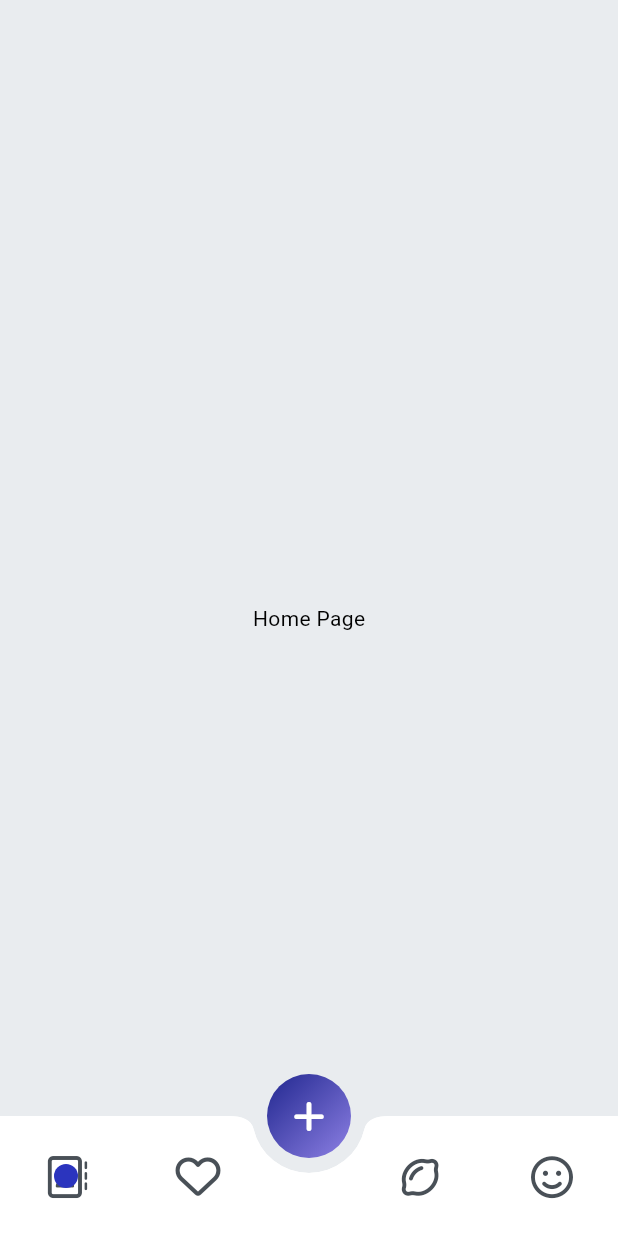
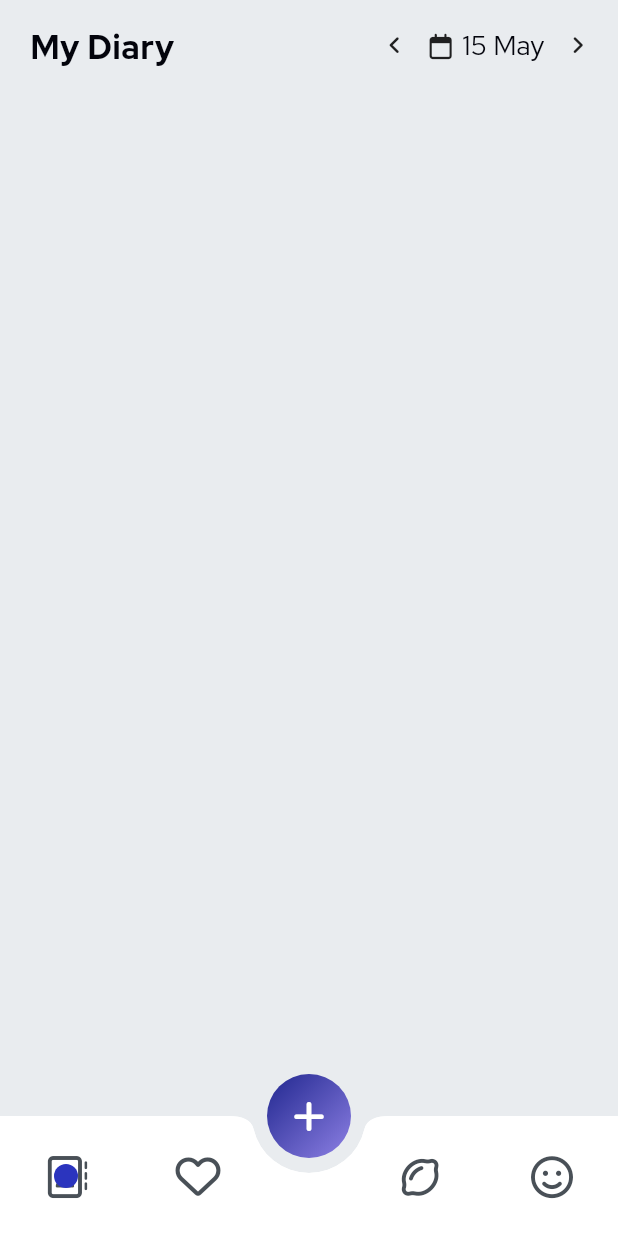
Before and after one commit to ezizull/tennet-gethired-app, a Flutter app: the screen it shows after launch, on a phone screen of 412 x 824 dp. Run offline on Flutter 3.47's test engine with Material 2 defaults, Android fonts, the light colour scheme and no system bars; our stand-ins replace font_awesome_flutter, get, google_fonts, responsive_framework.

Commit message:
add: home-page  v1

```diff
--- a/lib/main.dart
+++ b/lib/main.dart
@@ -22,10 +22,10 @@ class Main extends StatelessWidget {
       builder: (context, child) => ResponsiveWrapper.builder(
         ClampingScrollWrapper.builder(context, child!),
         maxWidth: 1300,
-        minWidth: 400,
+        minWidth: 350,
         defaultScale: true,
         breakpoints: [
-          const ResponsiveBreakpoint.resize(400, name: MOBILE),
+          const ResponsiveBreakpoint.resize(350, name: MOBILE),
           const ResponsiveBreakpoint.autoScale(600, name: TABLET),
           const ResponsiveBreakpoint.resize(800, name: DESKTOP),
           const ResponsiveBreakpoint.autoScale(1300, name: 'XL'),
--- a/lib/presentation/bindings/bindings.dart
+++ b/lib/presentation/bindings/bindings.dart
@@ -1,3 +1 @@
-export 'package:gethired/presentation/bindings/home.binding.dart';
-
 export 'package:gethired/presentation/bindings/root.binding.dart';
--- a/lib/presentation/bindings/home.binding.dart
+++ /dev/null
@@ -1,9 +0,0 @@
-import 'package:get/get.dart';
-import 'package:gethired/presentation/controllers/home.controller.dart';
-
-class HomeBinding extends Bindings {
-  @override
-  void dependencies() {
-    Get.lazyPut<HomeController>(() => HomeController());
-  }
-}
--- a/lib/presentation/bindings/root.binding.dart
+++ b/lib/presentation/bindings/root.binding.dart
@@ -6,5 +6,6 @@ class RootBinding extends Bindings {
   void dependencies() {
     Get.lazyPut<BottomBarController>(() => BottomBarController());
     Get.lazyPut<HomeController>(() => HomeController());
+    Get.lazyPut<TrainingController>(() => TrainingController());
   }
 }
--- a/lib/presentation/controllers/controllers.dart
+++ b/lib/presentation/controllers/controllers.dart
@@ -1,2 +1,5 @@
 export 'package:gethired/presentation/controllers/home.controller.dart';
+
 export 'package:gethired/presentation/controllers/bottom_bar.controller.dart';
+
+export 'package:gethired/presentation/controllers/training.controller.dart';
--- /dev/null
+++ b/lib/presentation/controllers/training.controller.dart
@@ -0,0 +1,3 @@
+import 'package:get/get.dart';
+
+class TrainingController extends GetxController {}
--- a/lib/presentation/pages/home/home.dart
+++ b/lib/presentation/pages/home/home.dart
@@ -1,7 +1,7 @@
 import 'package:flutter/material.dart';
 import 'package:get/get.dart';
 import 'package:gethired/presentation/controllers/controllers.dart';
-import 'package:gethired/utils/themes/themes.dart';
+import 'package:gethired/utils/utils.dart';
 
 class HomePage extends GetView<HomeController> {
   const HomePage({super.key});
@@ -10,8 +10,15 @@ class HomePage extends GetView<HomeController> {
   Widget build(BuildContext context) {
     return Scaffold(
       backgroundColor: AppColors.white.shade100,
-      body: const Center(
-        child: Text("Home Page"),
+      body: ListView(
+        physics: const BouncingScrollPhysics(
+            parent: AlwaysScrollableScrollPhysics()),
+        children: const [
+          HeaderWidget(
+            title: "My Diary",
+            date: "15 May",
+          ),
+        ],
       ),
     );
   }
--- a/lib/presentation/pages/pages.dart
+++ b/lib/presentation/pages/pages.dart
@@ -2,3 +2,5 @@ export 'package:gethired/presentation/pages/root/root.dart';
 export 'package:gethired/presentation/pages/404/not_found.dart';
 
 export 'package:gethired/presentation/pages/home/home.dart';
+
+export 'package:gethired/presentation/pages/training/training.dart';
--- a/lib/presentation/pages/root/root.dart
+++ b/lib/presentation/pages/root/root.dart
@@ -2,7 +2,7 @@ import 'package:flutter/material.dart';
 import 'package:get/get.dart';
 
 import 'package:gethired/presentation/controllers/controllers.dart';
-import 'package:gethired/presentation/pages/home/home.dart';
+import 'package:gethired/presentation/pages/pages.dart';
 
 import 'widgets/bottom_bar_items.dart';
 import 'widgets/center_button.dart';
@@ -21,7 +21,7 @@ class RootPage extends StatelessWidget {
           index: controller.tabIndex,
           children: const [
             HomePage(),
-            HomePage(),
+            TrainingPage(),
             HomePage(),
             HomePage(),
           ],
--- /dev/null
+++ b/lib/presentation/pages/training/training.dart
@@ -0,0 +1,18 @@
+import 'package:flutter/material.dart';
+import 'package:get/get.dart';
+import 'package:gethired/presentation/controllers/controllers.dart';
+import 'package:gethired/utils/themes/themes.dart';
+
+class TrainingPage extends GetView<TrainingController> {
+  const TrainingPage({super.key});
+
+  @override
+  Widget build(BuildContext context) {
+    return Scaffold(
+      backgroundColor: AppColors.white.shade100,
+      body: const Center(
+        child: Text("Training Page"),
+      ),
+    );
+  }
+}
--- a/lib/utils/themes/colors.dart
+++ b/lib/utils/themes/colors.dart
@@ -17,6 +17,23 @@ class AppColors {
       600: Color(0xFF495057),
       700: Color(0xFF343A40),
       800: Color(0xFF212529),
+    },
+  );
+
+  // White Color
+  static const MaterialColor black = MaterialColor(
+    0xFF000000,
+    {
+      50: Color(0xFF161A5F),
+      100: Color(0xFF111448),
+      200: Color(0xFF0E113C),
+      300: Color(0xFF0B0D30),
+      400: Color(0xFF090A24),
+      500: Color(0xFF060718),
+      600: Color(0xFF050612),
+      700: Color(0xFF03040C),
+      800: Color(0xFF020206),
+      900: Color(0xFF010103),
     },
   );
 
--- /dev/null
+++ b/lib/utils/themes/fonts.dart
@@ -0,0 +1,20 @@
+import 'package:flutter/material.dart';
+import 'package:google_fonts/google_fonts.dart';
+
+class AppFonts {
+  static TextTheme redHatDisplay(Color? color) {
+    return TextTheme(
+      displayLarge: GoogleFonts.redHatDisplay(
+        color: color,
+        fontSize: 22,
+        letterSpacing: 0.5,
+        fontWeight: FontWeight.w800,
+      ),
+      bodyMedium: GoogleFonts.redHatDisplay(
+        color: color,
+        fontSize: 18,
+        fontWeight: FontWeight.w400,
+      ),
+    );
+  }
+}
--- a/lib/utils/themes/themes.dart
+++ b/lib/utils/themes/themes.dart
@@ -3,6 +3,7 @@ export 'package:gethired/utils/themes/app_theme.dart';
 export 'package:gethired/utils/themes/bar_theme.dart';
 
 export 'package:gethired/utils/themes/colors.dart';
+export 'package:gethired/utils/themes/fonts.dart';
 
 export 'package:gethired/utils/themes/button_theme.dart';
 export 'package:gethired/utils/themes/elevated_button_theme.dart';
--- a/lib/utils/utils.dart
+++ b/lib/utils/utils.dart
@@ -1,2 +1,3 @@
 export 'package:gethired/utils/themes/themes.dart';
 export 'package:gethired/utils/languages/languages.dart';
+export 'package:gethired/utils/widgets/widgets.dart';
--- /dev/null
+++ b/lib/utils/widgets/header_widget.dart
@@ -0,0 +1,71 @@
+import 'package:flutter/material.dart';
+import 'package:font_awesome_flutter/font_awesome_flutter.dart';
+import 'package:gethired/utils/themes/themes.dart';
+
+class HeaderWidget extends StatelessWidget {
+  const HeaderWidget({
+    super.key,
+    required this.title,
+    required this.date,
+  });
+
+  final String title;
+  final String date;
+
+  @override
+  Widget build(BuildContext context) {
+    return Padding(
+      padding: const EdgeInsets.symmetric(horizontal: 20, vertical: 15),
+      child: Row(
+        mainAxisAlignment: MainAxisAlignment.spaceBetween,
+        children: [
+          // title
+          Text(
+            title,
+            style: AppFonts.redHatDisplay(
+              AppColors.black.shade700,
+            ).displayLarge,
+          ),
+
+          // date
+          Row(
+            crossAxisAlignment: CrossAxisAlignment.center,
+            children: [
+              // arrow
+              Container(
+                margin: const EdgeInsets.only(right: 15),
+                child: const Icon(FontAwesomeIcons.angleLeft, size: 14),
+              ),
+
+              // date
+              Row(
+                crossAxisAlignment: CrossAxisAlignment.center,
+                children: [
+                  Container(
+                    margin: const EdgeInsets.only(right: 6),
+                    child: const Icon(
+                      FontAwesomeIcons.calendar,
+                      size: 17,
+                    ),
+                  ),
+                  Text(
+                    date,
+                    style: AppFonts.redHatDisplay(
+                      AppColors.black.shade700,
+                    ).bodyMedium,
+                  ),
+                ],
+              ),
+
+              // arrow
+              Container(
+                margin: const EdgeInsets.only(left: 15),
+                child: const Icon(FontAwesomeIcons.angleRight, size: 14),
+              ),
+            ],
+          ),
+        ],
+      ),
+    );
+  }
+}
--- /dev/null
+++ b/lib/utils/widgets/widgets.dart
@@ -0,0 +1 @@
+export 'package:gethired/utils/widgets/header_widget.dart';
```
